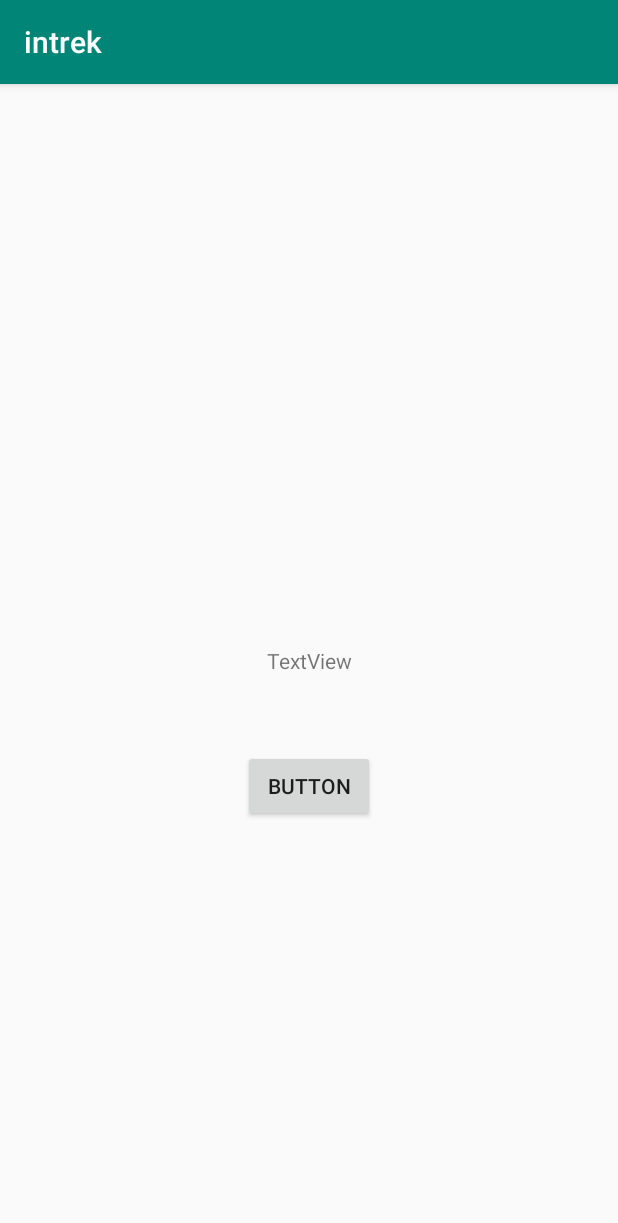
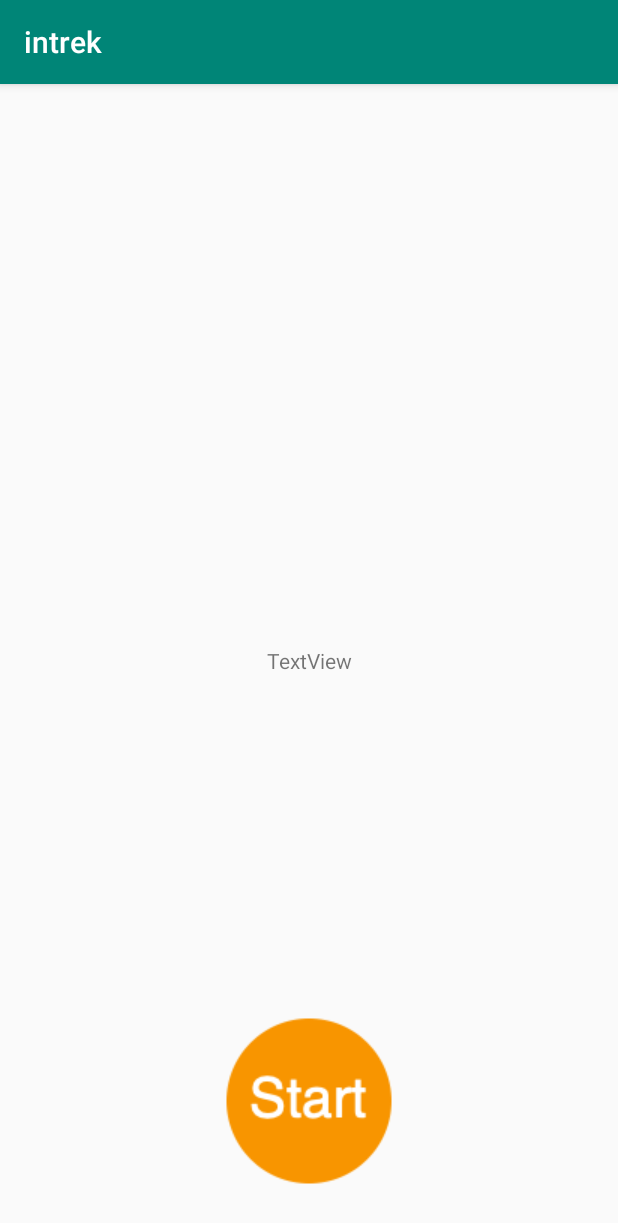
Before and after one commit to dinotuku/INTREK, an Android app: the fragment NewRecordingFragment shown on its own in the app's theme, on a phone screen of 412 x 824 dp. Shown: the top 1223 px of the screen. Run offline under Robolectric (Android 15) with nearby library versions, the phone set to English and light mode, and no system bars.

Commit message:
Adding a custom button to start a new activity

```diff
--- a/app/build.gradle
+++ b/app/build.gradle
@@ -10,6 +10,7 @@ android {
         versionCode 1
         versionName "1.0"
         testInstrumentationRunner "androidx.test.runner.AndroidJUnitRunner"
+        vectorDrawables.useSupportLibrary = true
     }
     buildTypes {
         release {
@@ -24,7 +25,6 @@ android {
             }
         }
     }
-
 }
 
 dependencies {
--- a/app/src/main/java/com/example/intrek/ui/main/NewRecordingFragment.java
+++ b/app/src/main/java/com/example/intrek/ui/main/NewRecordingFragment.java
@@ -10,6 +10,7 @@ import android.view.LayoutInflater;
 import android.view.View;
 import android.view.ViewGroup;
 import android.widget.Button;
+import android.widget.ImageButton;
 
 import com.example.intrek.BuildConfig;
 import com.example.intrek.R;
@@ -40,8 +41,7 @@ public class NewRecordingFragment extends Fragment {
         // Inflate the layout for this fragment
         fragmentView = inflater.inflate(R.layout.fragment_new_recording, container, false);
 
-
-        Button testButton = fragmentView.findViewById(R.id.testButton);
+        ImageButton testButton = fragmentView.findViewById(R.id.testButton);
         testButton.setOnClickListener(new View.OnClickListener() {
             @Override
             public void onClick(View v) {
--- a/app/src/main/res/layout/fragment_new_recording.xml
+++ b/app/src/main/res/layout/fragment_new_recording.xml
@@ -18,15 +18,17 @@
         app:layout_constraintStart_toStartOf="parent"
         app:layout_constraintTop_toTopOf="parent" />
 
-    <Button
+    <ImageButton
         android:id="@+id/testButton"
         android:layout_width="wrap_content"
         android:layout_height="wrap_content"
-        android:layout_marginTop="50dp"
-        android:text="Button"
+        android:layout_marginBottom="30dp"
+        android:background="#00FFFFFF"
+        android:src="@drawable/startbutton"
+        app:layout_constraintBottom_toBottomOf="parent"
         app:layout_constraintEnd_toEndOf="parent"
         app:layout_constraintHorizontal_bias="0.5"
-        app:layout_constraintStart_toStartOf="parent"
-        app:layout_constraintTop_toBottomOf="@+id/testTextView" />
+        app:layout_constraintStart_toStartOf="parent" />
+
 
 </androidx.constraintlayout.widget.ConstraintLayout>
```
Also changed, not shown: app/src/main/res/drawable/startbutton.png (added).
